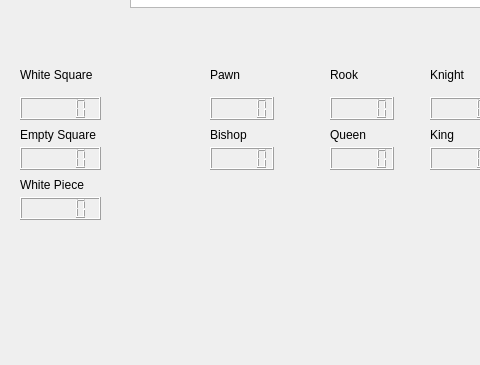
This is mainwindow.ui in mcmenaminadrian/ChessNet2 as Qt 5 draws it before an edit; both pictures show x 0 to 480 and y 233 to 598 of the 820 by 598 pixel window. The edited form follows.
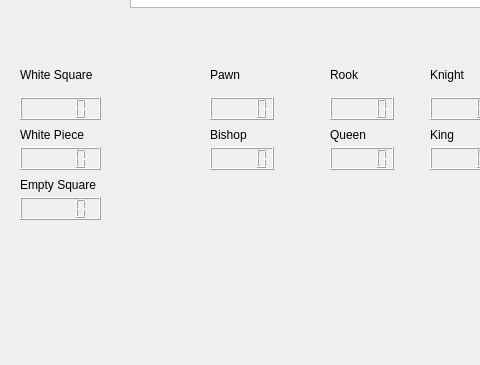
This is the edited form.

Commit message: fix LCD connection

```diff
--- a/mainwindow.ui
+++ b/mainwindow.ui
@@ -173,7 +173,7 @@
      </rect>
     </property>
     <property name="text">
-     <string>Empty Square</string>
+     <string>White Piece</string>
     </property>
    </widget>
    <widget class="QLabel" name="label_3">
@@ -181,12 +181,12 @@
      <rect>
       <x>20</x>
       <y>410</y>
-      <width>81</width>
+      <width>91</width>
       <height>16</height>
      </rect>
     </property>
     <property name="text">
-     <string>White Piece</string>
+     <string>Empty Square</string>
     </property>
    </widget>
    <widget class="QLabel" name="label_4">
```
The commit also changes 1 other file.
